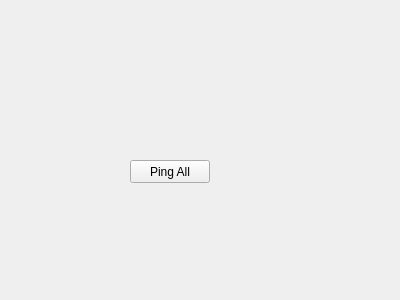
First picture: the form in gui/NEMainpage.ui, repository chozabu/RetroChess, before the edit.
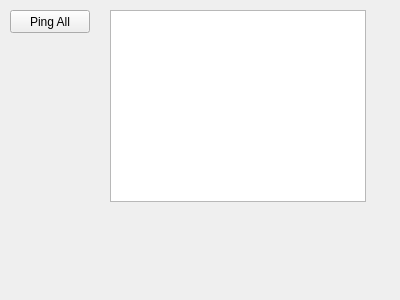
Second picture: the form after the edit.

Commit message: hook up incoming messages to GUI

The edit to the form file:
```diff
--- a/gui/NEMainpage.ui
+++ b/gui/NEMainpage.ui
@@ -16,8 +16,8 @@
   <widget class="QPushButton" name="pingAllButton">
    <property name="geometry">
     <rect>
-     <x>130</x>
-     <y>160</y>
+     <x>10</x>
+     <y>10</y>
      <width>80</width>
      <height>23</height>
     </rect>
@@ -26,6 +26,16 @@
     <string>Ping All</string>
    </property>
   </widget>
+  <widget class="QListWidget" name="listWidget">
+   <property name="geometry">
+    <rect>
+     <x>110</x>
+     <y>10</y>
+     <width>256</width>
+     <height>192</height>
+    </rect>
+   </property>
+  </widget>
  </widget>
  <resources/>
  <connections/>
```
The commit also changes 4 other files.
